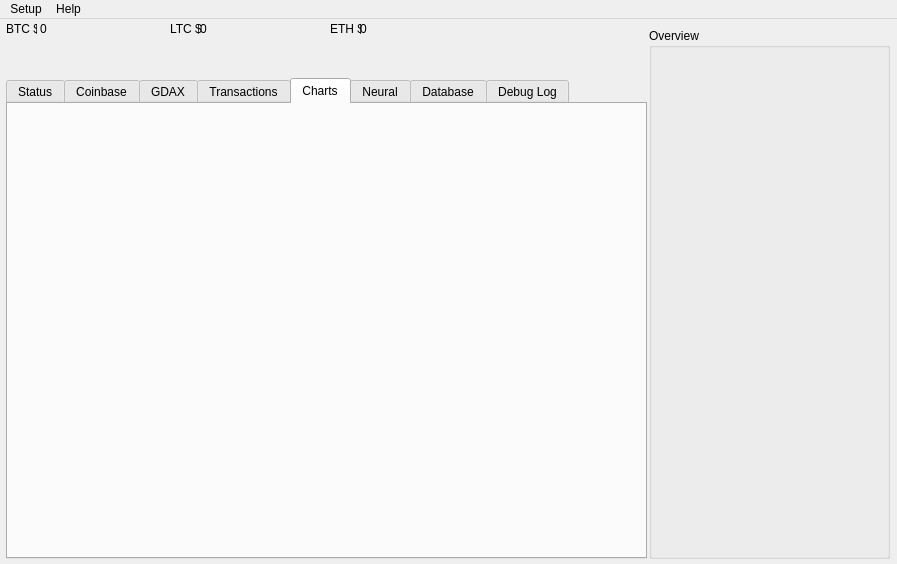
Qt form bpwindow.ui (Xenrutcon/bitProphet-Qt) before a commit.
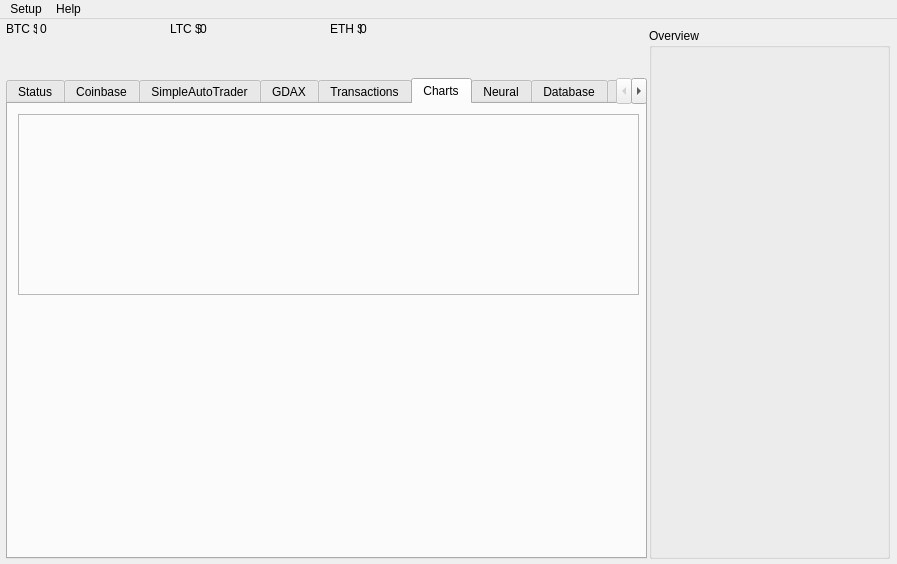
The same form after that commit. The open tabs and pages were chosen to show the change.

Commit message: added bpSplineChart, also saving Coinbase priceHistory to db

```diff
--- a/bpwindow.ui
+++ b/bpwindow.ui
@@ -136,6 +136,11 @@
       </property>
      </widget>
     </widget>
+    <widget class="QWidget" name="mCbSimpleAutoTradeTab">
+     <attribute name="title">
+      <string>SimpleAutoTrader</string>
+     </attribute>
+    </widget>
     <widget class="QWidget" name="mGdaxTab">
      <attribute name="title">
       <string>GDAX</string>
@@ -159,6 +164,22 @@
      <attribute name="toolTip">
       <string>Graphs, Charts and Tables, etc</string>
      </attribute>
+     <widget class="QFrame" name="mCbBTCPriceChartPlacer">
+      <property name="geometry">
+       <rect>
+        <x>10</x>
+        <y>10</y>
+        <width>621</width>
+        <height>181</height>
+       </rect>
+      </property>
+      <property name="frameShape">
+       <enum>QFrame::StyledPanel</enum>
+      </property>
+      <property name="frameShadow">
+       <enum>QFrame::Raised</enum>
+      </property>
+     </widget>
     </widget>
     <widget class="QWidget" name="mNeuralTab">
      <attribute name="title">
```
Left out of the diff: 2 changed lines with no effect on the pictures. The commit also changes 9 other files.
